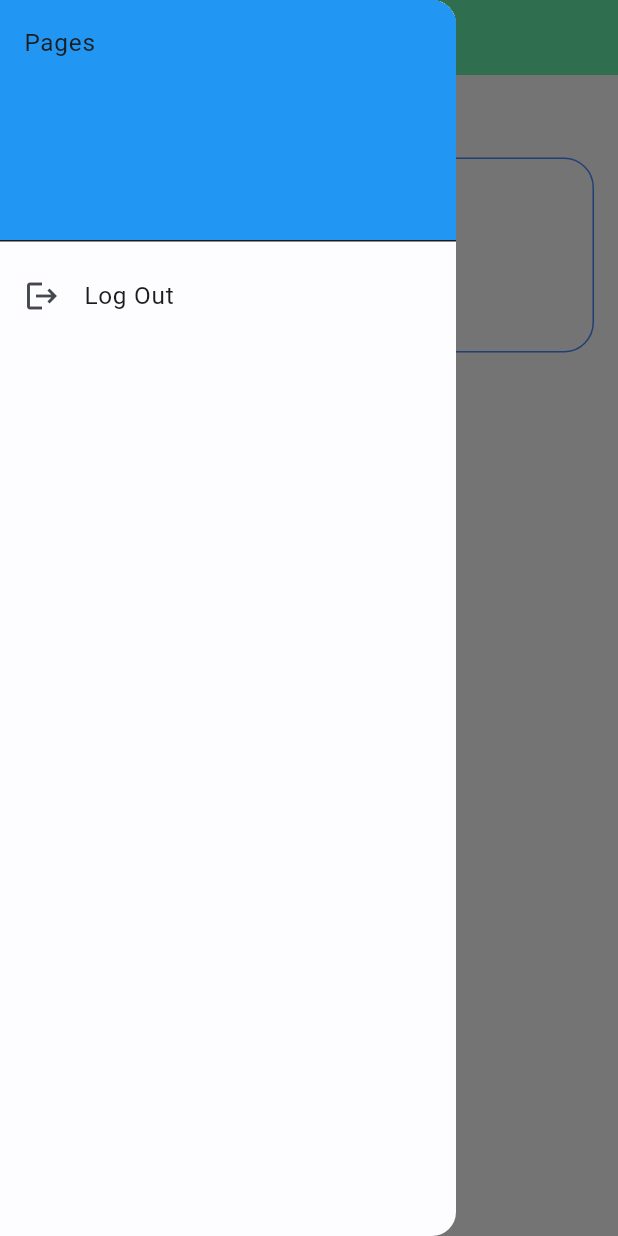
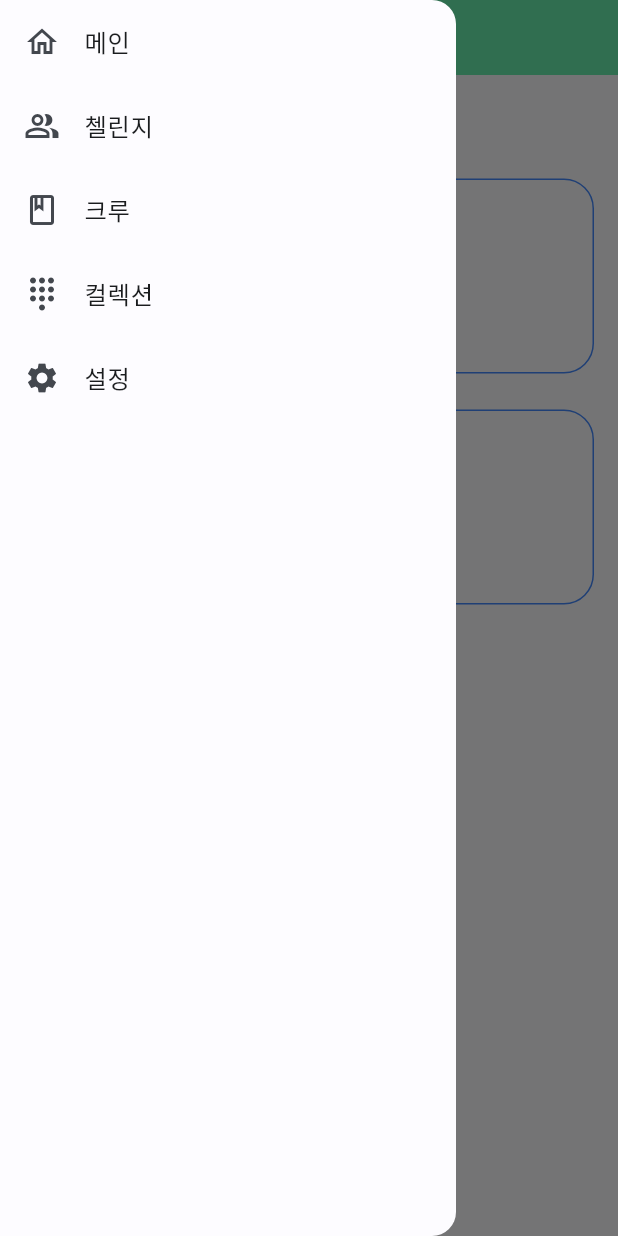
Before and after one commit to sam2244/FitweenV2, a Flutter app: the ChallengeMainPage screen opened by its route, with the side drawer open, on a phone screen of 412 x 824 dp. Run offline on Flutter 3.47's test engine with Material 2 defaults, Android fonts, the phone set to English and light mode, and no system bars; our stand-ins replace cloud_firestore, firebase_auth, firebase_core, firebase_storage, flutter_screenutil, get and 1 more; accounts and stored records are empty; Roboto replaces fonts that are missing (Noto_Sans_KR).

Commit message:
main page update

```diff
--- a/lib/view/page/challenge/main/main.dart
+++ b/lib/view/page/challenge/main/main.dart
@@ -16,6 +16,7 @@ class ChallengeMainPage extends StatelessWidget {
           children: [
             const Text("오늘의 기록"),
             ChallengeCard(),
+            ChallengeCard(),
           ],
         ),
       ),
--- a/lib/view/page/challenge/main/widget.dart
+++ b/lib/view/page/challenge/main/widget.dart
@@ -24,15 +24,35 @@ class MainDrawer extends StatelessWidget{
     return Drawer(
       child: ListView(
         children: [
-          const DrawerHeader(
+          /*const DrawerHeader(
             decoration: BoxDecoration(
               color: Colors.blue,
             ),
             child: Text('Pages'),
+          ),*/
+          ListTile(
+            leading: const Icon(Icons.home_outlined),
+            title: const Text('메인'),
+            onTap: () => {},
           ),
           ListTile(
-            leading: const Icon(Icons.logout),
-            title: const Text('Log Out'),
+            leading: const Icon(Icons.people_alt_outlined),
+            title: const Text('첼린지'),
+            onTap: () => {},
+          ),
+          ListTile(
+            leading: const Icon(Icons.book_outlined),
+            title: const Text('크루'),
+            onTap: () => {},
+          ),
+          ListTile(
+            leading: const Icon(Icons.dialpad),
+            title: const Text('컬렉션'),
+            onTap: () => {},
+          ),
+          ListTile(
+            leading: const Icon(Icons.settings),
+            title: const Text('설정'),
             onTap: () => {},
           ),
         ],
@@ -48,6 +68,7 @@ class ChallengeCard extends StatelessWidget{
   @override
   Widget build(BuildContext context) {
     return Container(
+      margin: const EdgeInsets.only(bottom: 10.0, top: 14.0),
         decoration: BoxDecoration(
             borderRadius: BorderRadius.circular(20),
             border: Border.all(color: Colors.blueAccent)
```
